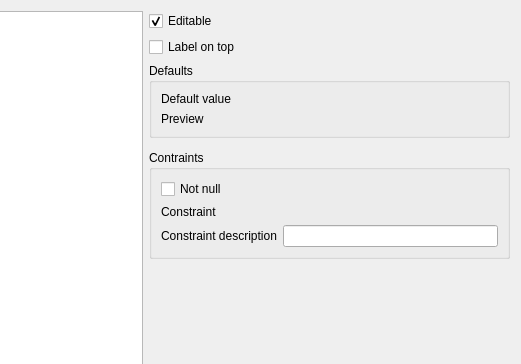
Old version of the form src/ui/qgsattributetypeedit.ui in the repository qgis/QGIS; both pictures show x 230 to 751 and y 0 to 364 of the 751 by 487 pixel window.
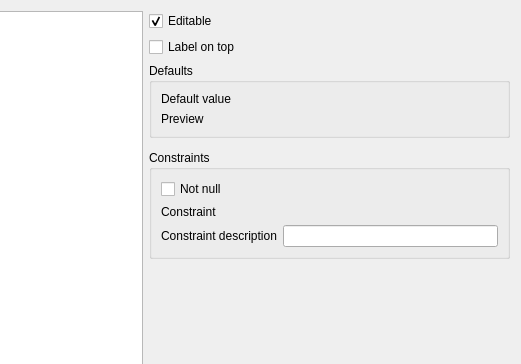
New version of the form. Custom widgets are drawn as their Qt base class.

Commit message: translation string fix

Diff of the .ui file:
```diff
--- a/src/ui/qgsattributetypeedit.ui
+++ b/src/ui/qgsattributetypeedit.ui
@@ -20,7 +20,7 @@
    <item row="4" column="1">
     <widget class="QgsCollapsibleGroupBox" name="groupBox">
      <property name="title">
-      <string>Contraints</string>
+      <string>Constraints</string>
      </property>
      <layout class="QVBoxLayout" name="verticalLayout">
       <item>
```
